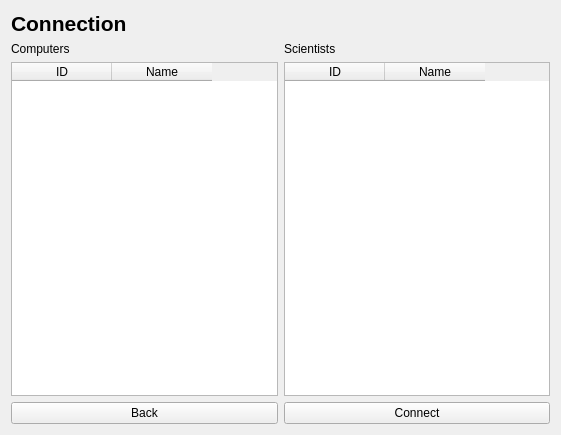
This is connection.ui in AndriM/Vika3 as Qt 5 draws it before an edit. The edited form follows.
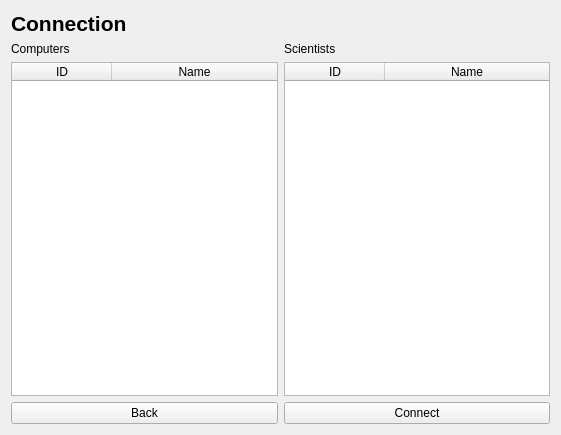
This is the edited form.

Patch:
```diff
--- a/connection.ui
+++ b/connection.ui
@@ -84,6 +84,9 @@
      <property name="sortingEnabled">
       <bool>true</bool>
      </property>
+     <attribute name="horizontalHeaderStretchLastSection">
+      <bool>true</bool>
+     </attribute>
      <attribute name="verticalHeaderVisible">
       <bool>false</bool>
      </attribute>
@@ -116,6 +119,9 @@
      <property name="sortingEnabled">
       <bool>true</bool>
      </property>
+     <attribute name="horizontalHeaderStretchLastSection">
+      <bool>true</bool>
+     </attribute>
      <attribute name="verticalHeaderVisible">
       <bool>false</bool>
      </attribute>
```
